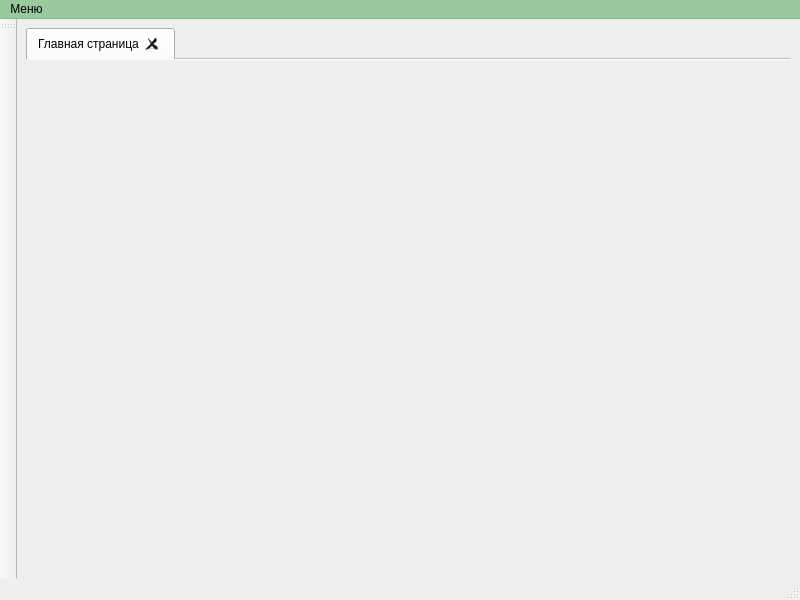
Before: the Qt Designer form vet/vetclient/src/ui/mainwindow.ui in Painted-Black/BMSTU-DB-CourseWork, drawn with Qt 5.
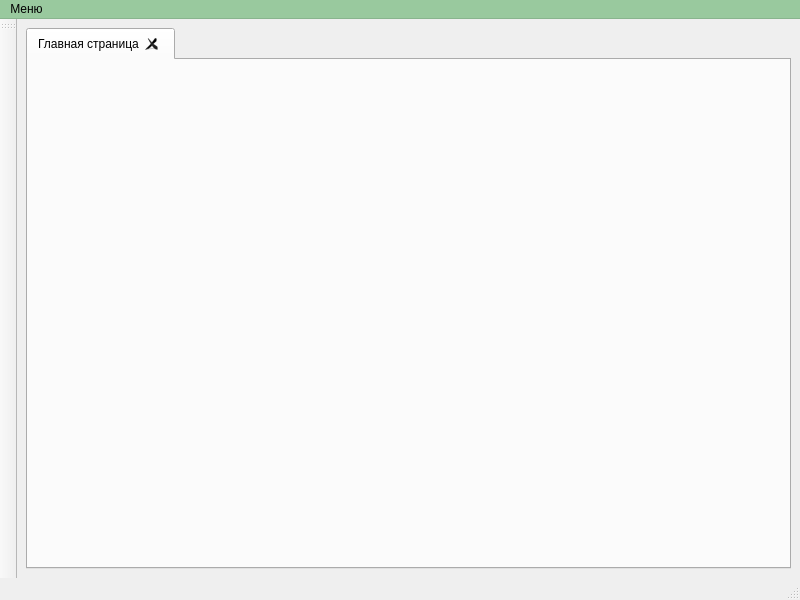
After: the same form once the commit is applied. Icons and pictures are not drawn.

What changed in the file:
```diff
--- a/vet/vetclient/src/ui/mainwindow.ui
+++ b/vet/vetclient/src/ui/mainwindow.ui
@@ -27,15 +27,9 @@
 	  <property name="currentIndex">
 	   <number>0</number>
 	  </property>
-	  <property name="documentMode">
-	   <bool>true</bool>
-	  </property>
 	  <property name="tabsClosable">
 	   <bool>true</bool>
 	  </property>
-	  <property name="movable">
-	   <bool>true</bool>
-	  </property>
 	  <widget class="QWidget" name="tab">
 	   <attribute name="title">
 		<string>Главная страница</string>
```
Lines whose indentation alone changed are shown as unchanged.
